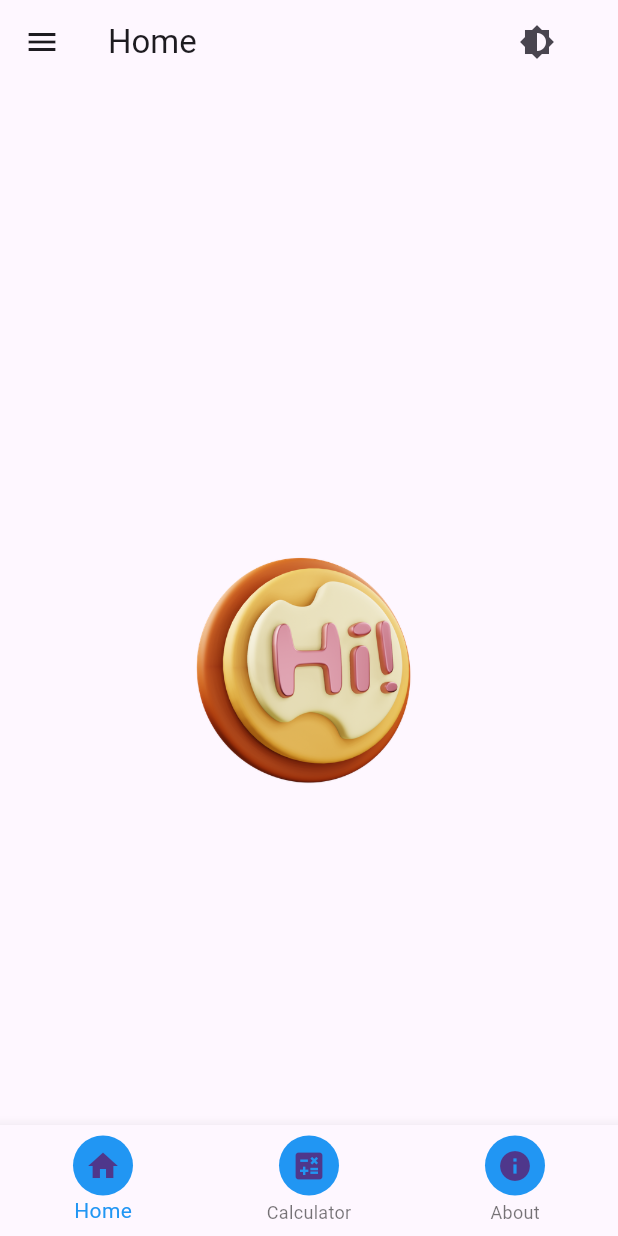
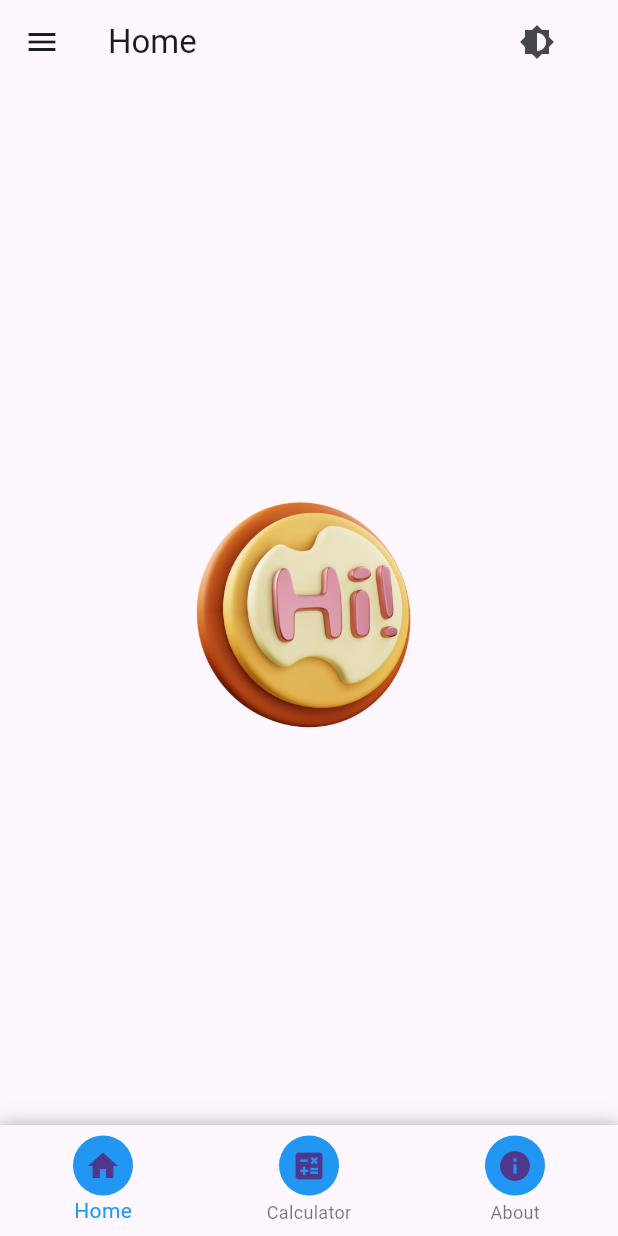
Before and after one commit to MarieMichaella/SharedPreference_and_Broadcast_Receivers-with-Flutter, a Flutter app: the screen it shows after launch, on a phone screen of 412 x 824 dp. Run offline on Flutter 3.47's test engine with Material 3 defaults, Android fonts, the phone set to English and light mode, and no system bars.

Commit message:
bottom bar

```diff
--- a/lib/main.dart
+++ b/lib/main.dart
@@ -21,8 +21,15 @@ class MyApp extends StatelessWidget {
   }
 }
 
-class HomeScreen extends StatelessWidget {
+class HomeScreen extends StatefulWidget {
   const HomeScreen({Key? key}) : super(key: key);
+
+  @override
+  _HomeScreenState createState() => _HomeScreenState();
+}
+
+class _HomeScreenState extends State<HomeScreen> {
+  int _selectedIndex = 0;
 
   @override
   Widget build(BuildContext context) {
@@ -105,7 +112,6 @@ drawer: Drawer(
           ),
         ),
       ),
-
       body: Stack(
         children: [
           Center(
@@ -126,9 +132,20 @@ drawer: Drawer(
               ),
             ),
           ),
-          Scaffold(
-            backgroundColor: Colors.transparent,
-            bottomNavigationBar: BottomNavigationBar(
+        ],
+      ),
+      bottomNavigationBar: Container(
+        decoration: BoxDecoration(
+          boxShadow: [
+            BoxShadow(
+              color: Colors.black.withOpacity(0.2),
+              spreadRadius: 1,
+              blurRadius: 10,
+              offset: Offset(0, -1),
+            ),
+          ],
+        ),
+        child: BottomNavigationBar(
           items: <BottomNavigationBarItem>[
             BottomNavigationBarItem(
               icon: Container(
@@ -168,8 +185,10 @@ drawer: Drawer(
             ),
           ],
           selectedItemColor: Colors.blue,
+          currentIndex: _selectedIndex,
 onTap: (int index) {
         if (index == 0) {
+          // Handle Home screen navigation
         } else if (index == 1) {
           Navigator.push(
             context,
@@ -181,11 +200,8 @@ drawer: Drawer(
             MaterialPageRoute(builder: (context) => AboutScreen()),
           );
         }
-              },
+}
         ),
-            body: Center(),
-          ),
-        ],
       ),
     );
   }
```
Lines whose indentation alone changed are shown as unchanged.
